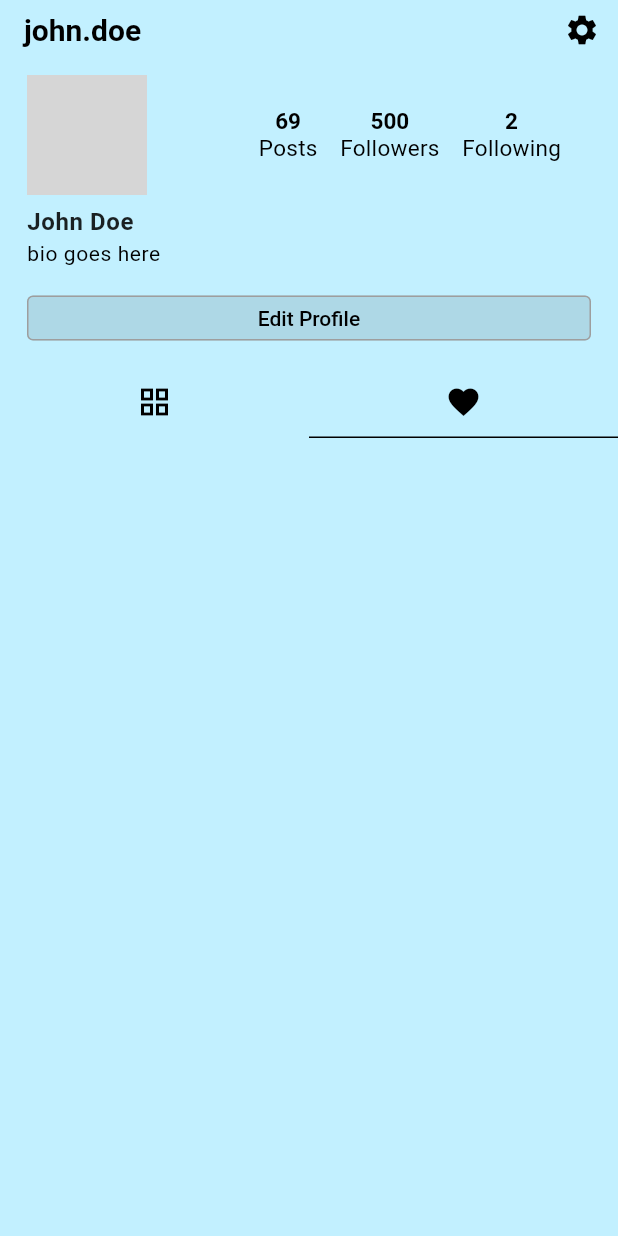
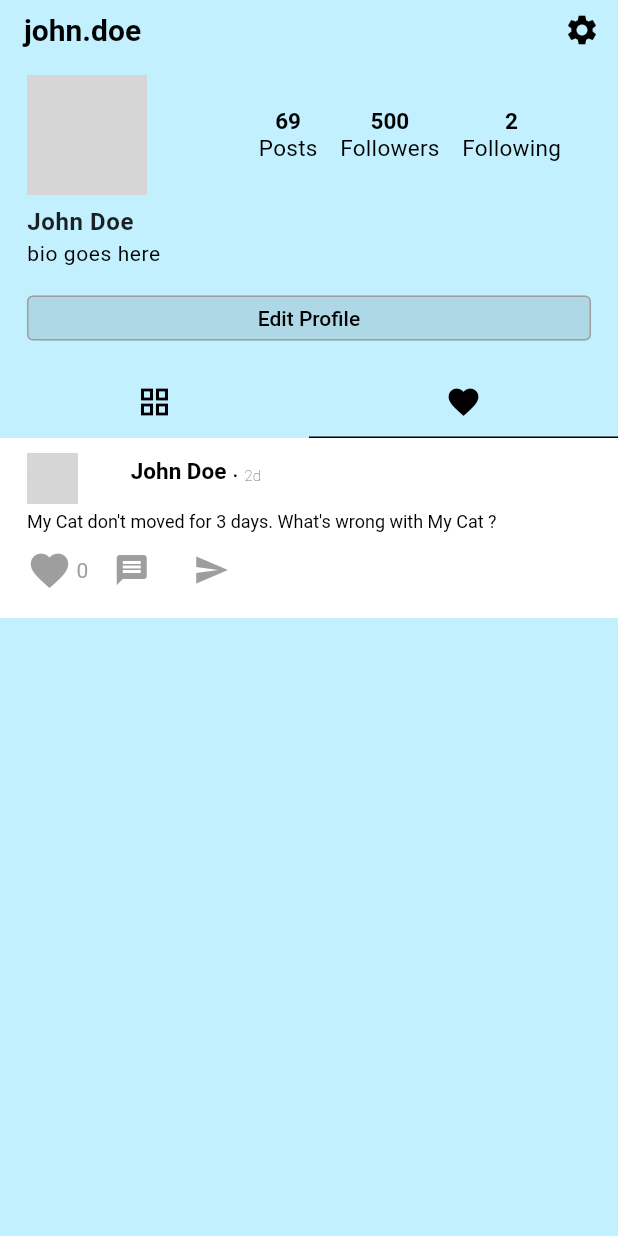
Before and after one commit to KillerSong/Icats, a Flutter app: the UserProfilePage screen opened directly, tab 2 chosen, on a phone screen of 412 x 824 dp. Run offline on Flutter 3.47's test engine with Material 2 defaults, Android fonts, the phone set to English and light mode, and no system bars; drawn by our look-alikes of like_button; network calls fail; grey boxes are pictures that could not be loaded.

Commit message:
PostProfile1

```diff
--- a/lib/pages/profile.dart
+++ b/lib/pages/profile.dart
@@ -1,6 +1,5 @@
+import 'package:banthoeng/util/Post_screen.dart';
 import 'package:flutter/material.dart';
-
-import '../util/gallery_screen.dart';
 import '../util/igtv_screen.dart';
 import '../util/profile_header_widget.dart';
 import '../util/reels_screen.dart';
@@ -76,8 +75,8 @@ class UserProfilePage extends StatelessWidget {
               Expanded(
                   child: TabBarView(
                 children: [
-                  Gallery(),
                   Igtv(),
+                  Post(),
                   Reels(),
                 ],
               ))
--- /dev/null
+++ b/lib/service/profilepost1.dart
@@ -0,0 +1,143 @@
+import 'package:flutter/material.dart';
+import 'package:flutter/src/widgets/container.dart';
+import 'package:flutter/src/widgets/framework.dart';
+import 'package:like_button/like_button.dart';
+
+class PostProfile1 extends StatelessWidget {
+  const PostProfile1({
+    Key? key,
+  }) : super(key: key);
+
+  @override
+  Widget build(BuildContext context) {
+    return Container(
+      width: 500,
+      height: 120,
+      decoration: BoxDecoration(
+        color: Colors.white,
+      ),
+      child: SingleChildScrollView(
+        child: Padding(
+          padding: const EdgeInsets.only(left: 18.0, right: 18.0, bottom: 30),
+          child: Column(
+            crossAxisAlignment: CrossAxisAlignment.start,
+            children: [
+              SizedBox(
+                height: 10,
+              ),
+              Row(
+                mainAxisAlignment: MainAxisAlignment.spaceBetween,
+                crossAxisAlignment: CrossAxisAlignment.center,
+                children: [
+                  CircleAvatar(
+                    radius: 17,
+                    backgroundImage: NetworkImage(
+                        'https://steamuserimages-a.akamaihd.net/ugc/1692772971374892784/C764A005644E2325F4563927CF997158A4FADB96/?imw=512&&ima=fit&impolicy=Letterbox&imcolor=%23000000&letterbox=false'),
+                  ),
+                  Row(
+                    children: [
+                      Padding(
+                        padding: const EdgeInsets.only(bottom: 10),
+                        child: Column(
+                          children: [
+                            Text(
+                              "John Doe",
+                              style: TextStyle(
+                                  fontSize: 15,
+                                  fontWeight: FontWeight.w700,
+                                  color: Colors.black),
+                            ),
+                          ],
+                        ),
+                      ),
+                      Padding(
+                        padding: const EdgeInsets.only(bottom: 5),
+                        child: Column(
+                          children: [
+                            Text(
+                              "  ∙  2d",
+                              style: TextStyle(
+                                fontSize: 10,
+                                fontWeight: FontWeight.w100,
+                                color: Colors.black,
+                              ),
+                            )
+                          ],
+                        ),
+                      ),
+                      SizedBox(
+                        width: 220,
+                      ),
+                    ],
+                  ),
+                ],
+              ),
+              SizedBox(
+                height: 5,
+              ),
+              Text(
+                "My Cat don't moved for 3 days. What's wrong with My Cat ?",
+                style: TextStyle(color: Colors.black, fontSize: 12),
+              ),
+              Row(children: [
+                Column(
+                  children: [
+                    SingleChildScrollView(
+                      child: Padding(
+                        padding: const EdgeInsets.only(top: 1),
+                        child: LikeButton(
+                          size: 30,
+                          animationDuration: Duration(milliseconds: 1000),
+                          likeCount: 0,
+                          countPostion: CountPostion.right,
+                        ),
+                      ),
+                    ),
+                  ],
+                ),
+                SizedBox(
+                  width: 5,
+                ),
+                Column(
+                  children: [
+                    SingleChildScrollView(
+                      child: Padding(
+                        padding: const EdgeInsets.only(top:1),
+                        child: IconButton(
+                          onPressed: () {},
+                          icon: Icon(
+                            Icons.message,
+                            color: Colors.grey,
+                          ),
+                        ),
+                      ),
+                    ),
+                  ],
+                ),
+                SizedBox(
+                  width: 5,
+                ),
+                Column(
+                  children: [
+                    SingleChildScrollView(
+                      child: Padding(
+                        padding: const EdgeInsets.only(top: 1),
+                        child: IconButton(
+                          onPressed: () {},
+                          icon: Icon(
+                            Icons.send,
+                            color: Colors.grey,
+                          ),
+                        ),
+                      ),
+                    )
+                  ],
+                ),
+              ]),
+            ],
+          ),
+        ),
+      ),
+    );
+  }
+}
--- /dev/null
+++ b/lib/util/Post_screen.dart
@@ -0,0 +1,23 @@
+import 'package:banthoeng/service/profilepost1.dart';
+import 'package:flutter/material.dart';
+import 'package:flutter/src/widgets/container.dart';
+import 'package:flutter/src/widgets/framework.dart';
+import 'package:like_button/like_button.dart';
+
+class Post extends StatefulWidget {
+  const Post({super.key});
+
+  @override
+  State<Post> createState() => _PostState();
+}
+
+class _PostState extends State<Post> {
+  @override
+  Widget build(BuildContext context) {
+    return Scaffold(
+      backgroundColor: Color.fromARGB(255, 194, 240, 255),
+      body: PostProfile1(),
+
+    );
+  }
+}
--- a/lib/util/gallery_screen.dart
+++ /dev/null
@@ -1,25 +0,0 @@
-import 'package:flutter/material.dart';
-import 'package:flutter/src/widgets/container.dart';
-import 'package:flutter/src/widgets/framework.dart';
-
-class Gallery extends StatefulWidget {
-  const Gallery({super.key});
-
-  @override
-  State<Gallery> createState() => _GalleryState();
-}
-
-class _GalleryState extends State<Gallery> {
-  @override
-  Widget build(BuildContext context) {
-    return Scaffold(
-      backgroundColor: Color.fromARGB(255, 194, 240, 255),
-      body:Container(
-          width: 500,
-          height: 100,
-          decoration: BoxDecoration(
-            color: Colors.white
-          )),
-      );
-  }
-}
--- a/pubspec.yaml
+++ b/pubspec.yaml
@@ -31,6 +31,7 @@ environment:
 dependencies:
   flutter:
     sdk: flutter
+  like_button: ^2.0.4
 
 
   # The following adds the Cupertino Icons font to your application.
```
Also changed, not shown: pubspec.lock.
